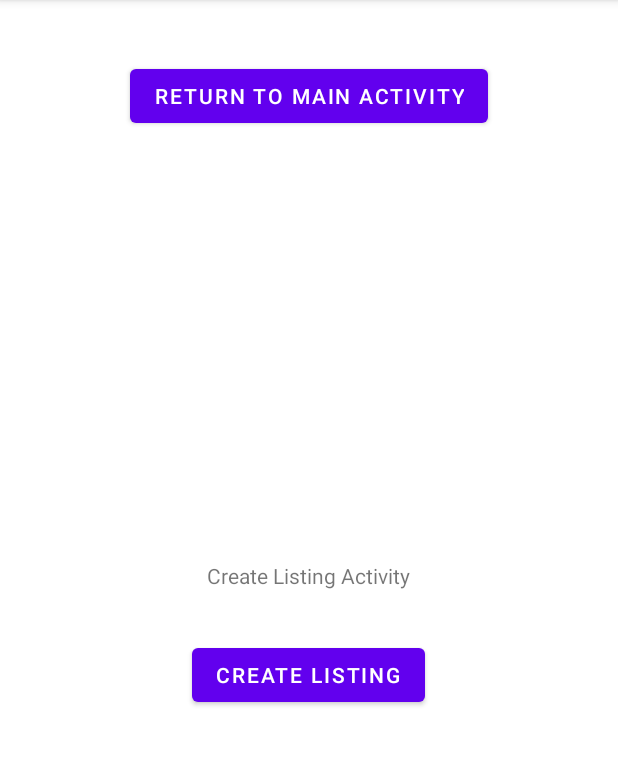
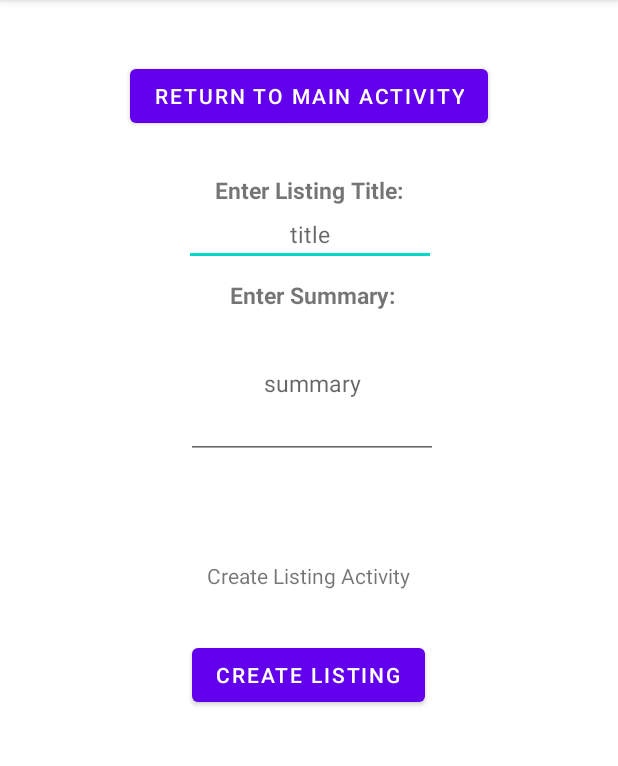
Before and after one commit to SyamMarcus/Android-Mobile-Development-Module, an Android app: the CreateListingActivity screen opened directly, with no data from a screen before it, after a tap on "CREATE LISTING", on a phone screen of 412 x 824 dp, the part 84-850 px from its top. Run offline under Robolectric (Android 15) with nearby library versions, the phone set to English and light mode, and no system bars.

Commit message:
version 0.1.6
Feat:
- Added new edit text boxed for the CreateListingActivity
- Added methods of getting user input and adding it to the database

Refactor:
- Changed email editTextView to textEmailAddress for the RegisterActivity layout

```diff
--- a/app/src/main/java/com/example/geartrader/CreateListingActivity.java
+++ b/app/src/main/java/com/example/geartrader/CreateListingActivity.java
@@ -7,8 +7,10 @@ import android.os.Bundle;
 import android.util.Log;
 import android.view.View;
 import android.widget.Button;
+import android.widget.EditText;
 
 public class CreateListingActivity extends AppCompatActivity {
+    EditText Title, Summary;
     private Button openMainButton;
     private Button createListing;
     private static final String TAG = "3";
@@ -18,6 +20,8 @@ public class CreateListingActivity extends AppCompatActivity {
     protected void onCreate(Bundle savedInstanceState) {
         super.onCreate(savedInstanceState);
         setContentView(R.layout.activity_create_listing);
+        Title = (EditText) findViewById(R.id.titleEditTextView);
+        Summary = (EditText) findViewById(R.id.summaryEditTextView);
 
         openMainButton = (Button) findViewById(R.id.openMainButton);
         openMainButton.setOnClickListener(new View.OnClickListener() {
@@ -33,7 +37,7 @@ public class CreateListingActivity extends AppCompatActivity {
             public void onClick(View v) {
                 Log.d(TAG,"createListing button clicked");
                 DbHelper dbHelper = new DbHelper( CreateListingActivity.this);
-                dbHelper.createListing();
+                dbHelper.createListing(CreateListingActivity.this);
             }
         });
     }
@@ -43,4 +47,9 @@ public class CreateListingActivity extends AppCompatActivity {
         startActivity(intent);
     }
 
+    public String getListingTitle() { return Title.getText().toString(); }
+
+    public String getSummary() { return Summary.getText().toString(); }
+
+
 }
--- a/app/src/main/java/com/example/geartrader/DbHelper.java
+++ b/app/src/main/java/com/example/geartrader/DbHelper.java
@@ -86,29 +86,46 @@ public class DbHelper extends SQLiteOpenHelper {
         if (username.length() < 4 || username.length() > 16) {
             return false;
         }
-
         if (password.length() < 6 || password.length() > 16)  {
             return false;
         }
-
         if (email.length() < 6 || email.length() > 36 || !email.contains("@")) {
             return false;
         }
-
         return true;
     }
 
-    public boolean createListing() {
+    public boolean createListing(CreateListingActivity createListingActivity) {
         SQLiteDatabase db = this.getWritableDatabase();
         ContentValues cv = new ContentValues();
 
-        cv.put(TITLE, "First Listing post");
-        cv.put(SUMMARY, "Summary about the first listing post");
+        if(!validateCreateListing(createListingActivity.getListingTitle(), createListingActivity.getSummary())) {
+            Toast.makeText(createListingActivity, "Incorrect Listing Details" , Toast.LENGTH_SHORT).show();
+            db.close();
+            return false;
+        }
 
+        cv.put(TITLE, createListingActivity.getListingTitle());
+        cv.put(SUMMARY, createListingActivity.getSummary());
 
-        db.insert(LISTINGS_TABLE, null, cv);
+        try {
+            db.insert(LISTINGS_TABLE, null, cv);
+            Toast.makeText(createListingActivity, "Created new Listing", Toast.LENGTH_SHORT).show();
+        } catch (Exception e) {
+            Toast.makeText(createListingActivity, "Failed to create new Listing" , Toast.LENGTH_SHORT).show();
+        }
+
         db.close();
         return true;
     }
 
+    private boolean validateCreateListing(String listingTitle, String summary) {
+        if (listingTitle.length() < 4 || listingTitle.length() > 16) {
+            return false;
+        }
+        if (summary.length() < 6 || summary.length() > 100)  {
+            return false;
+        }
+        return true;
+    }
 }
--- a/app/src/main/res/layout/activity_create_listing.xml
+++ b/app/src/main/res/layout/activity_create_listing.xml
@@ -24,6 +24,72 @@
         android:layout_marginTop="40dp"
         android:text="Return to main Activity" />
 
+    <TextView
+        android:id="@+id/titleTextView"
+        android:layout_width="168dp"
+        android:layout_height="wrap_content"
+        android:layout_alignParentStart="true"
+        android:layout_alignParentLeft="true"
+        android:layout_alignParentTop="true"
+        android:layout_centerHorizontal="true"
+        android:layout_marginStart="122dp"
+        android:layout_marginLeft="122dp"
+        android:layout_marginTop="116dp"
+        android:gravity="center"
+        android:textStyle="bold"
+        android:textSize="15sp"
+        android:text="Enter Listing Title:" />
+
+    <TextView
+        android:id="@+id/summaryTextView"
+        android:layout_width="168dp"
+        android:layout_height="wrap_content"
+        android:layout_alignParentTop="true"
+        android:layout_alignParentEnd="true"
+        android:layout_alignParentRight="true"
+        android:layout_centerHorizontal="true"
+        android:layout_marginTop="186dp"
+        android:layout_marginEnd="120dp"
+        android:layout_marginRight="120dp"
+        android:gravity="center"
+        android:textStyle="bold"
+        android:textSize="15sp"
+        android:text="Enter Summary:" />
+
+    <EditText
+        android:id="@+id/titleEditTextView"
+        android:hint="title"
+        android:layout_width="168dp"
+        android:layout_height="40dp"
+        android:layout_alignParentTop="true"
+        android:layout_alignParentEnd="true"
+        android:layout_alignParentRight="true"
+        android:layout_centerHorizontal="true"
+        android:layout_marginTop="137dp"
+        android:layout_marginEnd="121dp"
+        android:layout_marginRight="121dp"
+        android:ems="10"
+        android:inputType="textPersonName"
+        android:gravity="center"
+        android:textSize="15sp" />
+
+    <EditText
+        android:id="@+id/summaryEditTextView"
+        android:layout_width="168dp"
+        android:layout_height="100dp"
+        android:layout_alignParentTop="true"
+        android:layout_alignParentEnd="true"
+        android:layout_alignParentRight="true"
+        android:layout_centerHorizontal="true"
+        android:layout_marginTop="206dp"
+        android:layout_marginEnd="120dp"
+        android:layout_marginRight="120dp"
+        android:ems="8"
+        android:gravity="center"
+        android:hint="summary"
+        android:inputType="textPassword"
+        android:textSize="15sp" />
+
     <Button
         android:id="@+id/createListing"
         android:layout_width="wrap_content"
--- a/app/src/main/res/layout/activity_register.xml
+++ b/app/src/main/res/layout/activity_register.xml
@@ -110,7 +110,7 @@
         android:ems="10"
         android:gravity="center"
         android:hint="email"
-        android:inputType="textPersonName"
+        android:inputType="textEmailAddress"
         android:textSize="15sp" />
 
 
```
